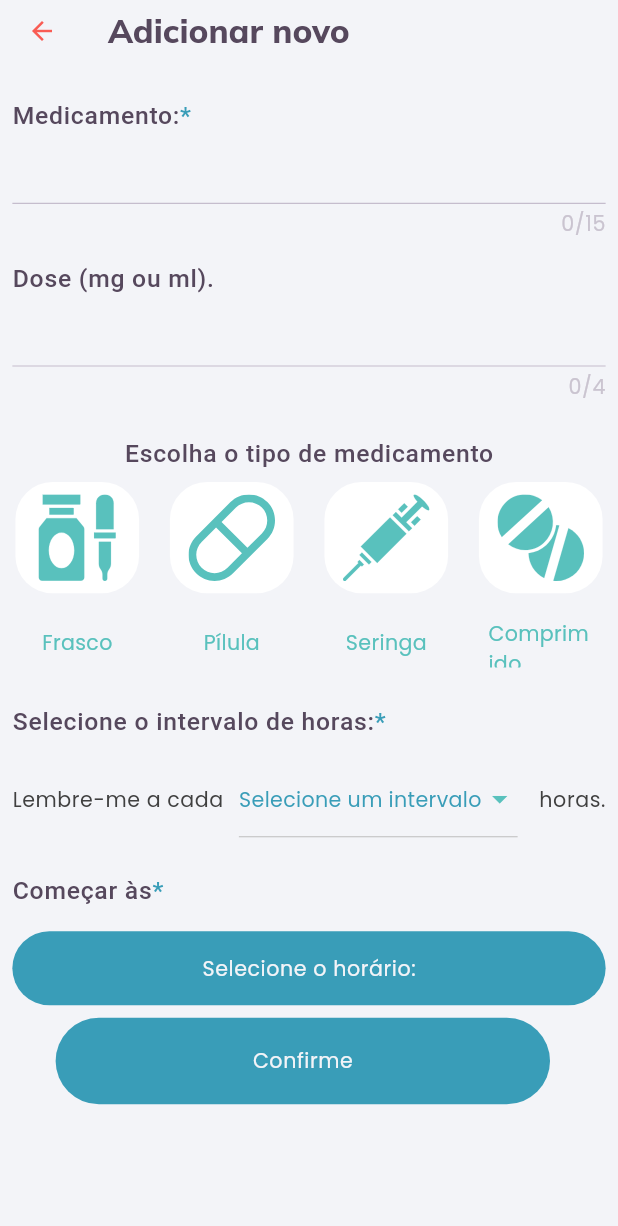
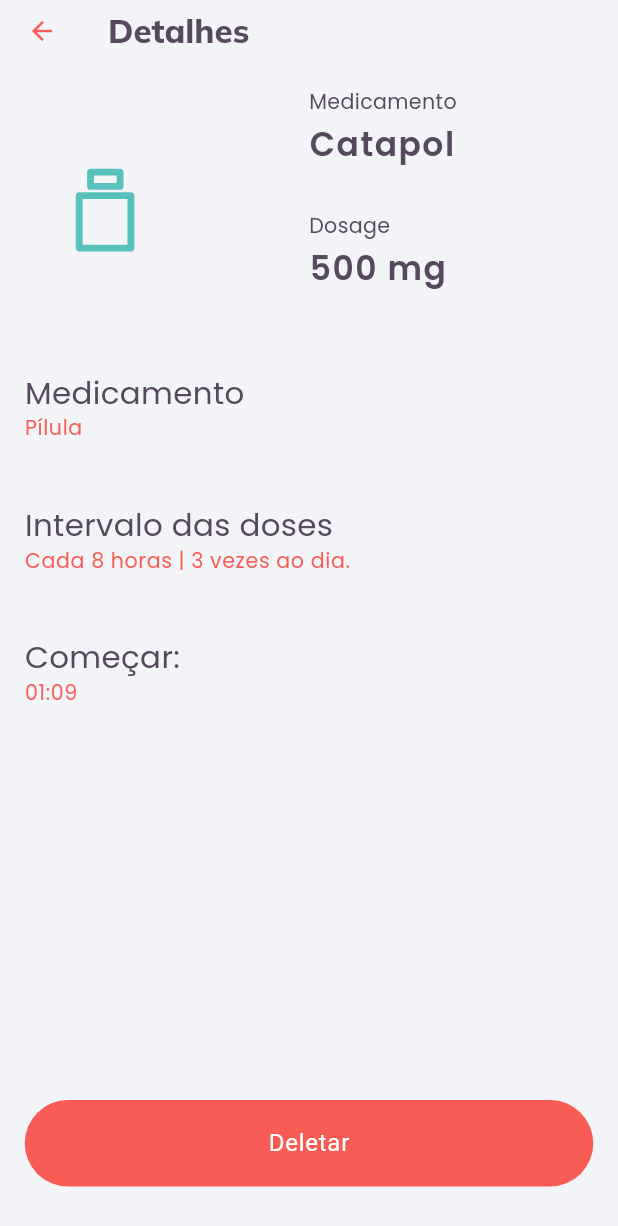
Before and after one commit to celiorodriguesvieira/dose_certa, a Flutter app: the NewEntryPage screen opened directly, after a tap on "Confirme", on a phone screen of 412 x 824 dp. Shown: the top 1226 px of the screen. Run offline on Flutter 3.47's test engine with Material 3 defaults, Android fonts, the phone set to English and light mode, and no system bars; our stand-ins replace flutter_svg, google_fonts, rxdart, shared_preferences, sizer; missing offline and left inert: dart:js_interop; accounts and stored records are empty.

Commit message:
It has been implemented models

```diff
--- /dev/null
+++ b/lib/models/medicine.dart
@@ -0,0 +1,46 @@
+class Medicine {
+  final List<dynamic>? notificationIDs;
+  final String? medicineName;
+  final String? dosage;
+  final String? medicineType;
+  final int? interval;
+  final String? startTime;
+
+  Medicine(
+      {this.notificationIDs,
+      this.medicineName,
+      this.dosage,
+      this.medicineType,
+      this.startTime,
+      this.interval});
+
+//Getters
+  String get getName => medicineName!;
+  String get getDosage => dosage!;
+  String get getType => medicineType!;
+  int get getInterval => interval!;
+  String get getStartTime => startTime!;
+  List<dynamic> get getIds => notificationIDs!;
+
+  Map<String, dynamic> toJSON() {
+    return {
+      'ids': notificationIDs,
+      'name': medicineName,
+      'dosage': dosage,
+      'type': medicineType,
+      'interval': interval,
+      'startTime': startTime,
+    };
+  }
+
+  factory Medicine.fromJson(Map<String, dynamic> parsedJson) {
+    return Medicine(
+      notificationIDs: parsedJson['ids'],
+      medicineName: parsedJson['name'],
+      dosage: parsedJson['dosage'],
+      medicineType: parsedJson['type'],
+      interval: parsedJson['interval'],
+      startTime: parsedJson['start'],
+    );
+  }
+}
--- /dev/null
+++ b/lib/pages/medicine_details/medicine_details.dart
@@ -0,0 +1,224 @@
+import 'package:flutter/material.dart';
+import 'package:flutter_svg/flutter_svg.dart';
+import 'package:scheduler_medical/constants.dart';
+import 'package:sizer/sizer.dart';
+
+class MedicineDetails extends StatefulWidget {
+  const MedicineDetails({super.key});
+
+  @override
+  State<MedicineDetails> createState() => _MedicineDetailsState();
+}
+
+class _MedicineDetailsState extends State<MedicineDetails> {
+  @override
+  Widget build(BuildContext context) {
+    return Scaffold(
+      appBar: AppBar(
+        title: const Text('Detalhes'),
+      ),
+      body: Padding(
+        padding: EdgeInsets.all(2.h),
+        child: Column(
+          children: [
+            MainSection(),
+            ExtendedSection(),
+            Spacer(),
+            SizedBox(
+              width: 100.w,
+              height: 7.h,
+              child: TextButton(
+                style: TextButton.styleFrom(
+                  backgroundColor: kSecondaryColor,
+                  shape: const StadiumBorder(),
+                ),
+                onPressed: () {
+                  // open alert dialog box, + global block later
+                  openAlertBox(context);
+                },
+                child: Text(
+                  'Deletar',
+                  style: Theme.of(context).textTheme.bodyLarge,
+                ),
+              ),
+            ),
+            SizedBox(
+              height: 2.h,
+            ),
+          ],
+        ),
+      ),
+    );
+  }
+
+  openAlertBox(BuildContext context) {
+    return showDialog(
+        context: context,
+        builder: (context) {
+          return AlertDialog(
+            backgroundColor: kScaffoldColor,
+            shape: RoundedRectangleBorder(
+              borderRadius: BorderRadius.only(
+                topLeft: Radius.circular(20.0),
+                bottomRight: Radius.circular(20.0),
+              ),
+            ),
+            contentPadding: EdgeInsets.only(top: 1.h),
+            title: Text(
+              'Deletar este lembrete?',
+              textAlign: TextAlign.center,
+              style: Theme.of(context).textTheme.bodyLarge!.copyWith(
+                    color: kPrimaryColor,
+                    fontSize: 15.sp,
+                  ),
+            ),
+            actions: [
+              TextButton(
+                onPressed: () {
+                  Navigator.of(context).pop();
+                },
+                child: Text(
+                  'Cancelar',
+                  style: Theme.of(context).textTheme.bodySmall,
+                ),
+              ),
+              TextButton(
+                onPressed: () {
+                  //global to delete medicine, later
+                },
+                child: Text(
+                  'OK',
+                  style: Theme.of(context)
+                      .textTheme
+                      .bodySmall!
+                      .copyWith(color: kSecondaryColor),
+                ),
+              ),
+            ],
+          );
+        });
+  }
+}
+
+class MainSection extends StatelessWidget {
+  const MainSection({super.key});
+
+  @override
+  Widget build(BuildContext context) {
+    return Row(
+      mainAxisAlignment: MainAxisAlignment.spaceAround,
+      children: [
+        SvgPicture.asset(
+          'assets/icons/bottle.svg',
+          height: 7.h,
+          color: kOtherColor,
+        ),
+        SizedBox(
+          width: 2.w,
+        ),
+        Column(
+          crossAxisAlignment: CrossAxisAlignment.start,
+          children: const [
+            MainInfoTab(fieldTitle: 'Medicamento', fieldInfo: 'Catapol'),
+            MainInfoTab(fieldTitle: 'Dosage', fieldInfo: '500 mg')
+          ],
+        ),
+      ],
+    );
+  }
+}
+
+class MainInfoTab extends StatelessWidget {
+  const MainInfoTab(
+      {super.key, required this.fieldTitle, required this.fieldInfo});
+  final String fieldTitle;
+  final String fieldInfo;
+
+  @override
+  Widget build(BuildContext context) {
+    return SizedBox(
+      width: 40.w,
+      height: 10.h,
+      child: SingleChildScrollView(
+        child: Column(
+          crossAxisAlignment: CrossAxisAlignment.start,
+          children: [
+            Text(
+              fieldTitle,
+              style: Theme.of(context).textTheme.bodyMedium!.copyWith(
+                    color: kTextColor,
+                  ),
+            ),
+            SizedBox(
+              height: 0.3.h,
+            ),
+            Text(
+              fieldInfo,
+              style: Theme.of(context).textTheme.labelSmall,
+            ),
+          ],
+        ),
+      ),
+    );
+  }
+}
+
+class ExtendedSection extends StatelessWidget {
+  const ExtendedSection({super.key});
+
+  @override
+  Widget build(BuildContext context) {
+    return ListView(
+      shrinkWrap: true,
+      children: const [
+        ExtendedInfoTab(
+          fieldTitle: 'Medicamento',
+          fieldInfo: 'Pílula',
+        ),
+        ExtendedInfoTab(
+          fieldTitle: 'Intervalo das doses',
+          fieldInfo: 'Cada 8 horas | 3 vezes ao dia.',
+        ),
+        ExtendedInfoTab(
+          fieldTitle: 'Começar:',
+          fieldInfo: '01:09',
+        ),
+      ],
+    );
+  }
+}
+
+class ExtendedInfoTab extends StatelessWidget {
+  const ExtendedInfoTab(
+      {super.key, required this.fieldTitle, required this.fieldInfo});
+
+  final String fieldTitle;
+  final String fieldInfo;
+
+  @override
+  Widget build(BuildContext context) {
+    return Padding(
+      padding: EdgeInsets.symmetric(vertical: 2.h),
+      child: Column(
+        crossAxisAlignment: CrossAxisAlignment.start,
+        children: [
+          Padding(padding: EdgeInsets.only(bottom: 1.h)),
+          Text(
+            fieldTitle,
+            style: Theme.of(context).textTheme.bodyMedium!.copyWith(
+                  fontSize: 15.sp,
+                  color: kTextColor,
+                ),
+          ),
+          Text(
+            fieldInfo,
+            style: Theme.of(context).textTheme.bodySmall!.copyWith(
+                  fontSize: 10.sp,
+                  color: kSecondaryColor,
+                ),
+          ),
+        ],
+      ),
+    );
+  }
+}
--- a/lib/pages/new_entry/new_entry_page.dart
+++ b/lib/pages/new_entry/new_entry_page.dart
@@ -2,6 +2,8 @@ import 'package:flutter/material.dart';
 import 'package:flutter_svg/svg.dart';
 import 'package:provider/provider.dart';
 import 'package:scheduler_medical/constants.dart';
+import 'package:scheduler_medical/global_bloc.dart';
+import 'package:scheduler_medical/pages/medicine_details/medicine_details.dart';
 import 'package:scheduler_medical/pages/new_entry/new_entry_block.dart';
 import 'package:sizer/sizer.dart';
 import '../../common/convert_time.dart';
@@ -40,6 +42,7 @@ class _NewEntryPageState extends State<NewEntryPage> {
 
   @override
   Widget build(BuildContext context) {
+    final GlobalBloc globalBloc = Provider.of<GlobalBloc>(context);
     return Scaffold(
       key: _scaffoldKey,
       resizeToAvoidBottomInset: false,
@@ -172,6 +175,13 @@ class _NewEntryPageState extends State<NewEntryPage> {
                       //add medicine
                       //some validations
                       //go to success screen
+
+                      Navigator.push(
+                        context,
+                        MaterialPageRoute(
+                          builder: (context) => MedicineDetails(),
+                        ),
+                      );
                     },
                   ),
                 ),
--- a/pubspec.yaml
+++ b/pubspec.yaml
@@ -35,7 +35,8 @@ dependencies:
   sizer: ^2.0.15
   flutter_svg: ^1.0.0
   rxdart: ^0.27.0
-  provider: ^6.1.3
+  provider:
+  shared_preferences:
 
 dev_dependencies:
   flutter_test:
```
Also changed, not shown: lib/global_bloc.dart (added, +36 -0 lines), lib/main.dart (+12 -5 lines), pubspec.lock, 2 other files.
